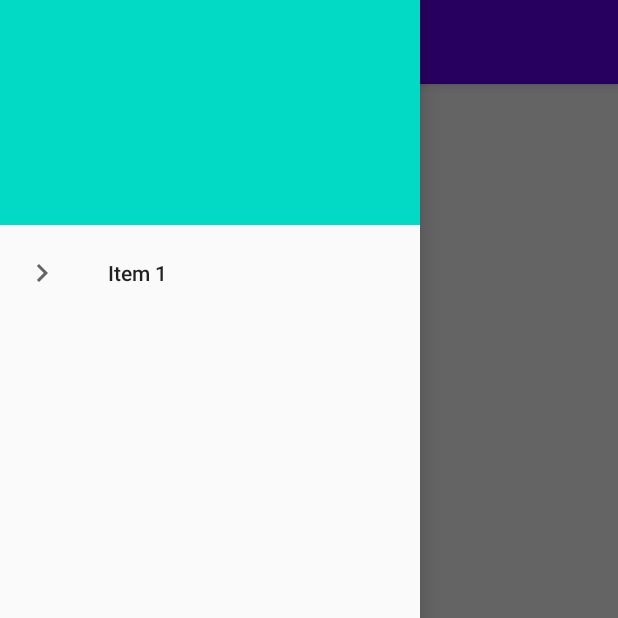
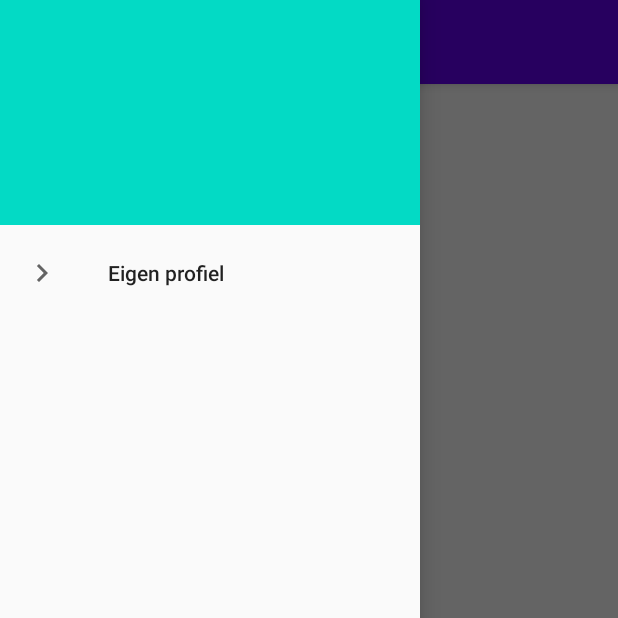
Before and after one commit to Khamaseen/HulpJanRevive, an Android app: the screen it shows after launch (MainActivity), with the side drawer open, on a phone screen of 412 x 824 dp, the top half of it. Run offline under Robolectric (Android 15) with nearby library versions, the phone set to English and light mode, and no system bars; our stand-ins replace navigation-ui.

Commit message:
fragment, viewmodel, factory, repo

```diff
--- a/app/build.gradle
+++ b/app/build.gradle
@@ -1,6 +1,7 @@
 apply plugin: 'com.android.application'
 apply plugin: 'kotlin-android'
 apply plugin: 'kotlin-android-extensions'
+apply plugin: "androidx.navigation.safeargs.kotlin"
 
 android {
     compileSdkVersion 30
--- a/app/src/main/java/com/example/hulpjanrevive/ComponentInjector.kt
+++ b/app/src/main/java/com/example/hulpjanrevive/ComponentInjector.kt
@@ -5,9 +5,12 @@ import kotlinx.coroutines.Dispatchers
 
 object ComponentInjector {
 
-    fun provideMainViewModelFactory(context: Context): FactoryMainViewModel {
-        return FactoryMainViewModel(Dispatchers.IO, MainRepositoryImpl())
+    fun provideMainViewModelFactory(context: Context): MainViewModelFactory {
+        return MainViewModelFactory(Dispatchers.IO, context, MainRepositoryImpl())
     }
 
+    fun providePersonViewModelFactory(context: Context): PersonViewModelFactory {
+        return PersonViewModelFactory(Dispatchers.IO, context, PersonRepositoryImpl())
+    }
 
 }
--- a/app/src/main/java/com/example/hulpjanrevive/MainViewModel.kt
+++ b/app/src/main/java/com/example/hulpjanrevive/MainViewModel.kt
@@ -1,5 +1,6 @@
 package com.example.hulpjanrevive
 
+import android.content.Context
 import androidx.lifecycle.LiveData
 import androidx.lifecycle.MutableLiveData
 import androidx.lifecycle.ViewModel
@@ -12,6 +13,7 @@ import kotlinx.coroutines.launch
 
 class MainViewModel(
     private val dispatcher: CoroutineDispatcher,
+    private val context: Context,
     private val repository: MainRepository
 ) : ViewModel() {
 
--- /dev/null
+++ b/app/src/main/java/com/example/hulpjanrevive/MainViewModelFactory.kt
@@ -0,0 +1,19 @@
+package com.example.hulpjanrevive
+
+import android.content.Context
+import androidx.lifecycle.ViewModel
+import androidx.lifecycle.ViewModelProvider
+import kotlinx.coroutines.CoroutineDispatcher
+
+class MainViewModelFactory(
+    private val dispatcher: CoroutineDispatcher,
+    private val context: Context,
+    private val repository: MainRepository
+): ViewModelProvider.Factory {
+
+    @Suppress("UNCHECKED_CAST")
+    override fun <T : ViewModel?> create(modelClass: Class<T>): T {
+        return MainViewModel(dispatcher, context, repository) as T
+    }
+
+}
--- /dev/null
+++ b/app/src/main/java/com/example/hulpjanrevive/PersonRepository.kt
@@ -0,0 +1,4 @@
+package com.example.hulpjanrevive
+
+interface PersonRepository {
+}
--- /dev/null
+++ b/app/src/main/java/com/example/hulpjanrevive/PersonRepositoryImpl.kt
@@ -0,0 +1,6 @@
+package com.example.hulpjanrevive
+
+class PersonRepositoryImpl(
+
+): PersonRepository {
+}
--- a/app/src/main/java/com/example/hulpjanrevive/FactoryMainViewModel.kt
+++ b/app/src/main/java/com/example/hulpjanrevive/PersonViewModelFactory.kt
@@ -1,17 +1,19 @@
 package com.example.hulpjanrevive
 
+import android.content.Context
 import androidx.lifecycle.ViewModel
 import androidx.lifecycle.ViewModelProvider
 import kotlinx.coroutines.CoroutineDispatcher
 
-class FactoryMainViewModel(
+class PersonViewModelFactory(
     private val dispatcher: CoroutineDispatcher,
-    private val repository: MainRepository
+    private val context: Context,
+    private val personRepository: PersonRepository
 ): ViewModelProvider.Factory {
 
     @Suppress("UNCHECKED_CAST")
     override fun <T : ViewModel?> create(modelClass: Class<T>): T {
-        return MainViewModel(dispatcher, repository) as T
+        return PersonViewModel(dispatcher, context, personRepository) as T
     }
 
 }
--- a/app/src/main/res/layout/fragment_person.xml
+++ b/app/src/main/res/layout/fragment_person.xml
@@ -38,7 +38,6 @@
                 android:id="@+id/btn_edit_self"
                 android:layout_width="wrap_content"
                 android:layout_height="wrap_content"
-                android:layout_marginEnd="36dp"
                 android:layout_marginBottom="48dp"
                 android:layout_marginTop="@dimen/border_primary"
                 android:text="@string/edit_self"
--- a/app/src/main/res/menu/navigation_view.xml
+++ b/app/src/main/res/menu/navigation_view.xml
@@ -5,7 +5,8 @@
         <item
             android:id="@+id/personFragment"
             android:icon="@drawable/ic_baseline_chevron_right_24"
-            android:title="Item 1" />
+            android:title="@string/drawer_self" />
+
 <!--        <item-->
 <!--            android:id="@+id/nav_item_two"-->
 <!--            android:icon="@drawable/ic_baseline_chevron_right_24"-->
--- a/app/src/main/res/values/strings.xml
+++ b/app/src/main/res/values/strings.xml
@@ -4,4 +4,8 @@
     <string name="hello_blank_fragment">Hello blank fragment</string>
 
     <string name="edit_self">edit</string>
+
+
+    <!-- MENU titles -->
+    <string name="drawer_self">Eigen profiel</string>
 </resources>
--- a/build.gradle
+++ b/build.gradle
@@ -8,6 +8,7 @@ buildscript {
     dependencies {
         classpath "com.android.tools.build:gradle:4.0.1"
         classpath "org.jetbrains.kotlin:kotlin-gradle-plugin:$kotlin_version"
+        classpath "androidx.navigation:navigation-safe-args-gradle-plugin:2.3.0"
 
         // NOTE: Do not place your application dependencies here; they belong
         // in the individual module build.gradle files
```
Also changed, not shown: app/src/main/java/com/example/hulpjanrevive/MainActivity.kt (+19 -0 lines), app/src/main/java/com/example/hulpjanrevive/PersonFragment.kt (+7 -1 lines), app/src/main/java/com/example/hulpjanrevive/PersonViewModel.kt (added, +15 -0 lines), app/src/main/res/navigation/main_navigation.xml (+6 -1 lines).
